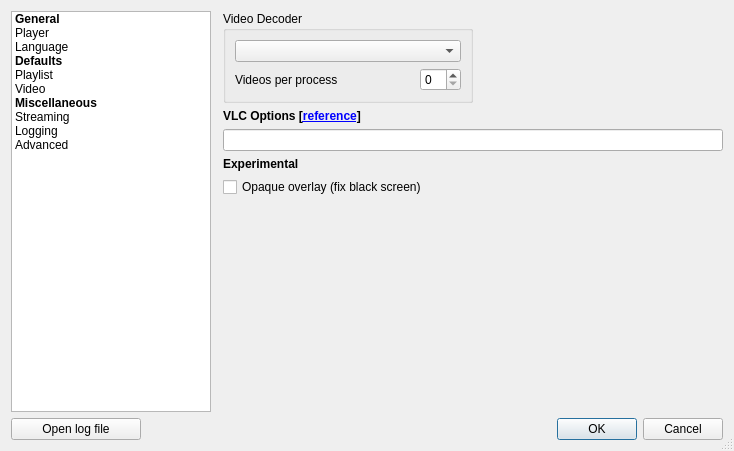
vzhd1701/gridplayer, file resources/ui/settings_dialog.ui: the form before one commit.
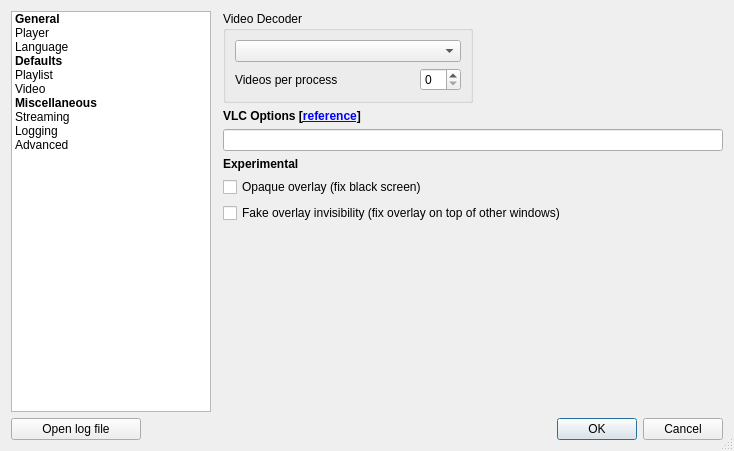
The form after the commit. The open tabs and pages were chosen to show the change. Custom widgets are drawn as their Qt base class.

Commit message: fix: add fix for overlay appearing on top of other windows (Linux)

```diff
--- a/resources/ui/settings_dialog.ui
+++ b/resources/ui/settings_dialog.ui
@@ -767,6 +767,13 @@
            </property>
           </widget>
          </item>
+         <item>
+          <widget class="QCheckBox" name="miscFakeOverlayInvisibility">
+           <property name="text">
+            <string>Fake overlay invisibility (fix overlay on top of other windows)</string>
+           </property>
+          </widget>
+         </item>
          <item>
           <spacer name="verticalSpacer_2">
            <property name="orientation">
```
The commit also changes 6 other files.
